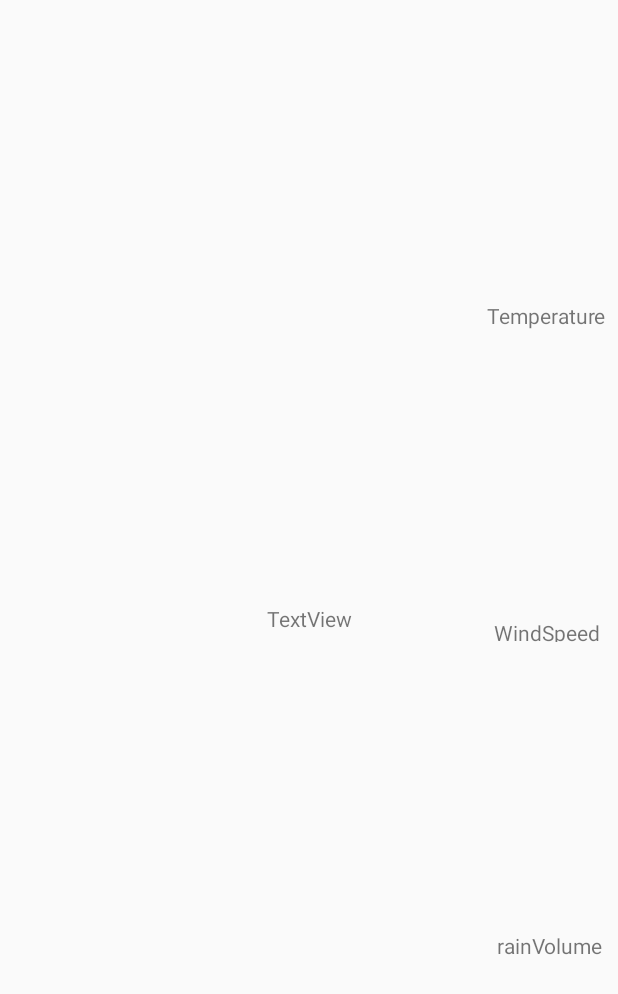
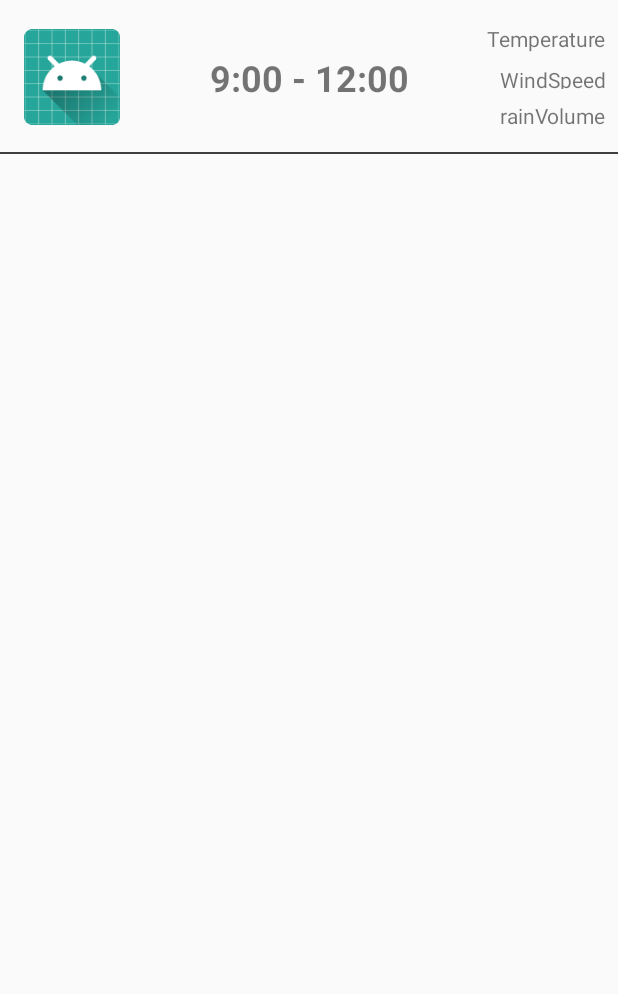
Before and after one commit to joanb/FitForecast, an Android app: the layout item_forecast.xml on its own in the app's theme, with its tools: preview values and no code run, on a phone screen of 412 x 824 dp. Shown: the top 994 px of the screen. Run offline under Robolectric (Android 15) with nearby library versions, the phone set to English and light mode, and no system bars; network calls fail.

Commit message:
Add icon and time.

```diff
--- a/app/build.gradle
+++ b/app/build.gradle
@@ -30,6 +30,7 @@ dependencies {
     implementation"org.jetbrains.kotlin:kotlin-stdlib-jre7:$kotlin_version"
     implementation 'com.android.support:appcompat-v7:26.1.0'
     implementation 'com.android.support.constraint:constraint-layout:1.0.2'
+    implementation 'com.android.support:recyclerview-v7:26.1.0'
 
 
     implementation 'com.google.dagger:dagger:2.9'
@@ -38,6 +39,8 @@ dependencies {
     implementation 'com.squareup.retrofit2:retrofit:2.2.0'
     implementation 'com.squareup.retrofit2:converter-gson:2.2.0'
     implementation 'com.squareup.retrofit2:adapter-rxjava2:2.2.0'
+    implementation 'com.github.bumptech.glide:glide:4.3.1'
+    annotationProcessor 'com.github.bumptech.glide:compiler:4.3.1'
     kapt 'com.google.dagger:dagger-compiler:2.9'
 
 
@@ -46,5 +49,4 @@ dependencies {
     testImplementation 'junit:junit:4.12'
     androidTestImplementation 'com.android.support.test:runner:1.0.1'
     androidTestImplementation 'com.android.support.test.espresso:espresso-core:3.0.1'
-    implementation 'com.android.support:recyclerview-v7:26.1.0'
 }
--- a/app/src/main/java/joandev/fitforecast/domain/model/Forecast.kt
+++ b/app/src/main/java/joandev/fitforecast/domain/model/Forecast.kt
@@ -6,6 +6,7 @@ package joandev.fitforecast.domain.model
  */
 class Forecast(
     val time: String,
+    val icon: String?,
     val temp: Float?,
     val humidity: Float?,
     val windSpeed: Float?,
--- a/app/src/main/java/joandev/fitforecast/mobile/screen/main/ForecastRecycerViewAdapter.kt
+++ b/app/src/main/java/joandev/fitforecast/mobile/screen/main/ForecastRecycerViewAdapter.kt
@@ -5,6 +5,7 @@ import android.view.LayoutInflater
 import android.view.View
 import android.view.ViewGroup
 import joandev.fitforecast.R
+import joandev.fitforecast.mobile.screen.common.load
 import joandev.fitforecast.mobile.screen.main.model.ForecastViewEntity
 import kotlinx.android.synthetic.main.item_forecast.view.*
 
@@ -33,6 +34,8 @@ class ForecastRecycerViewAdapter : RecyclerView.Adapter<ForecastRecycerViewAdapt
   class ForecastViewHolder(private val rootView: View) : RecyclerView.ViewHolder(rootView) {
 
     fun bind(forecast: ForecastViewEntity) = with(rootView) {
+      icon_iv.load("http://openweathermap.org/img/w/${forecast.icon}.png")
+      time_tv.text = forecast.time
       rain_tv.text = "Rain: ${forecast.rainVolume ?: "No rain expected"}"
       wind_tv.text = "Wind: ${forecast.windSpeed ?: "No data"}"
       temp_tv.text = "Temperature: ${forecast.temp ?: "No data"}"
--- a/app/src/main/java/joandev/fitforecast/mobile/screen/main/model/ForecastViewEntity.kt
+++ b/app/src/main/java/joandev/fitforecast/mobile/screen/main/model/ForecastViewEntity.kt
@@ -8,6 +8,7 @@ import joandev.fitforecast.domain.model.Forecast
  */
 class ForecastViewEntity(
     val time: String,
+    val icon: String?,
     val temp: Float?,
     val humidity: Float?,
     val windSpeed: Float?,
@@ -18,6 +19,7 @@ fun List<Forecast>.mapToUi() = map { it.mapToUi() }
 
 fun Forecast.mapToUi() = ForecastViewEntity(
     time,
+    icon,
     temp,
     humidity,
     windSpeed,
--- a/app/src/main/res/layout/item_forecast.xml
+++ b/app/src/main/res/layout/item_forecast.xml
@@ -3,7 +3,7 @@
                                              xmlns:app="http://schemas.android.com/apk/res-auto"
                                              xmlns:tools="http://schemas.android.com/tools"
                                              android:layout_width="match_parent"
-                                             android:layout_height="match_parent">
+                                             android:layout_height="wrap_content">
 
     <TextView
             android:text="Temperature"
@@ -25,8 +25,6 @@
             android:layout_marginEnd="8dp"
             android:layout_marginTop="8dp"
             app:layout_constraintTop_toBottomOf="@+id/temp_tv"
-            app:layout_constraintStart_toStartOf="@+id/temp_tv"
-            app:layout_constraintHorizontal_bias="0.5"
             app:layout_constraintBottom_toTopOf="@+id/rain_tv"/>
 
     <TextView
@@ -36,21 +34,44 @@
             android:id="@+id/rain_tv"
             app:layout_constraintEnd_toEndOf="parent"
             android:layout_marginEnd="8dp"
-            app:layout_constraintStart_toStartOf="@+id/wind_tv"
             android:layout_marginTop="8dp"
             app:layout_constraintTop_toBottomOf="@+id/wind_tv"
             app:layout_constraintBottom_toBottomOf="parent"
-            app:layout_constraintHorizontal_bias="0.5"/>
+            android:layout_marginBottom="16dp"/>
 
     <TextView
-            android:text="TextView"
+            android:text="9:00 - 12:00"
             android:layout_width="wrap_content"
             android:layout_height="wrap_content"
             app:layout_constraintLeft_toLeftOf="parent"
             app:layout_constraintRight_toRightOf="parent"
-            android:id="@+id/textView4"
+            android:id="@+id/time_tv"
             app:layout_constraintTop_toTopOf="parent"
             android:layout_marginTop="8dp"
             app:layout_constraintBottom_toBottomOf="parent"
-            android:layout_marginBottom="8dp"/>
+            android:layout_marginBottom="8dp"
+            android:textStyle="bold"
+            android:textSize="24sp"/>
+
+    <View
+            android:layout_width="match_parent"
+            android:layout_height="1dp"
+            android:background="#3f3f3f"
+            app:layout_constraintEnd_toEndOf="parent"
+            app:layout_constraintStart_toStartOf="parent"
+            app:layout_constraintHorizontal_bias="0.0"
+            app:layout_constraintLeft_toLeftOf="parent"
+            app:layout_constraintRight_toRightOf="parent"
+            app:layout_constraintBottom_toBottomOf="parent"
+            />
+
+    <ImageView
+            android:layout_width="64dp"
+            android:layout_height="64dp"
+            app:srcCompat="@mipmap/ic_launcher"
+            app:layout_constraintTop_toTopOf="parent"
+            app:layout_constraintBottom_toBottomOf="parent"
+            android:id="@+id/icon_iv"
+            app:layout_constraintStart_toStartOf="parent"
+            android:layout_marginStart="16dp"/>
 </android.support.constraint.ConstraintLayout>
```
Also changed, not shown: app/src/main/java/joandev/fitforecast/data/model/ForecastRemoteEntity.kt (+11 -4 lines), app/src/main/java/joandev/fitforecast/mobile/screen/common/ImageViewExtensions.kt (added, +12 -0 lines), app/src/main/res/layout/activity_main.xml (+5 -4 lines).
